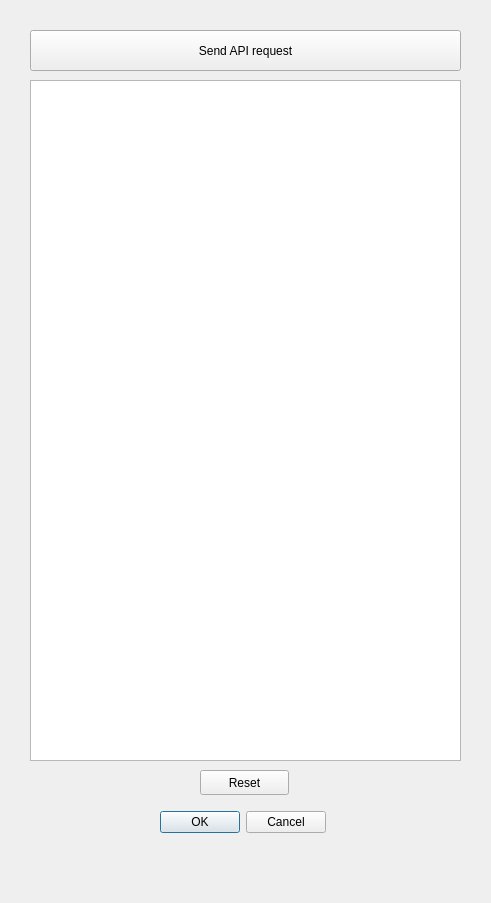
The window that transition_qgis_dockwidget_base.ui (chairemobilite/transition_qgis) describes before a commit, drawn with Qt 5.
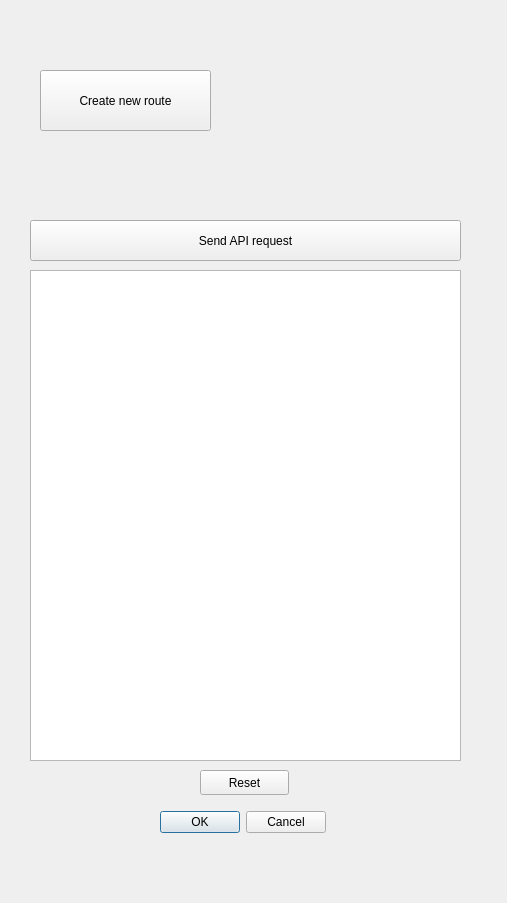
The same window after the commit.

Commit message:
Added pop up to create route
pop up create route

remove coord button

remove coord button

Diff of the .ui file:
```diff
--- a/transition_qgis_dockwidget_base.ui
+++ b/transition_qgis_dockwidget_base.ui
@@ -6,7 +6,7 @@
    <rect>
     <x>0</x>
     <y>0</y>
-    <width>491</width>
+    <width>507</width>
     <height>903</height>
    </rect>
   </property>
@@ -17,7 +17,7 @@
    <property name="geometry">
     <rect>
      <x>30</x>
-     <y>30</y>
+     <y>220</y>
      <width>431</width>
      <height>41</height>
     </rect>
@@ -43,9 +43,9 @@
    <property name="geometry">
     <rect>
      <x>30</x>
-     <y>80</y>
+     <y>270</y>
      <width>431</width>
-     <height>681</height>
+     <height>491</height>
     </rect>
    </property>
   </widget>
@@ -62,6 +62,19 @@
     <string>Reset</string>
    </property>
   </widget>
+  <widget class="QPushButton" name="routeButton">
+   <property name="geometry">
+    <rect>
+     <x>40</x>
+     <y>70</y>
+     <width>171</width>
+     <height>61</height>
+    </rect>
+   </property>
+   <property name="text">
+    <string>Create new route</string>
+   </property>
+  </widget>
  </widget>
  <resources/>
  <connections/>
```
The commit also changes 3 other files.
